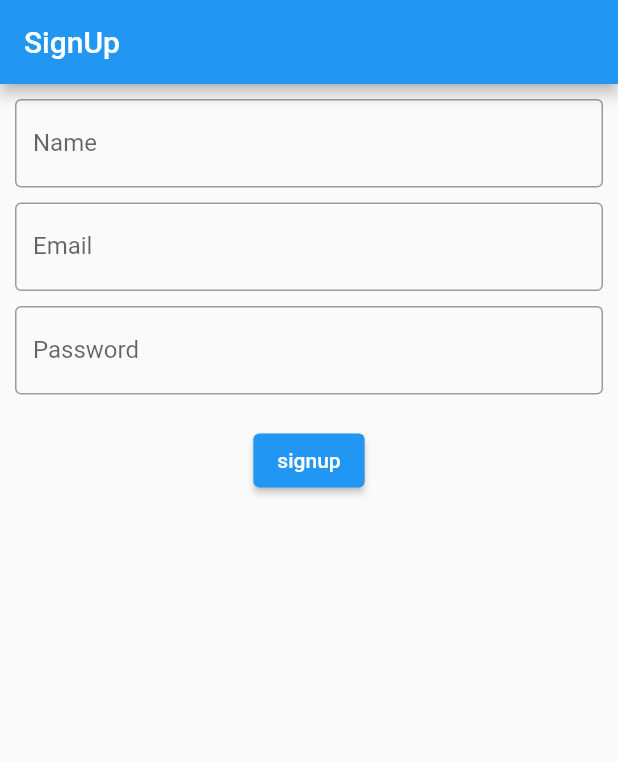
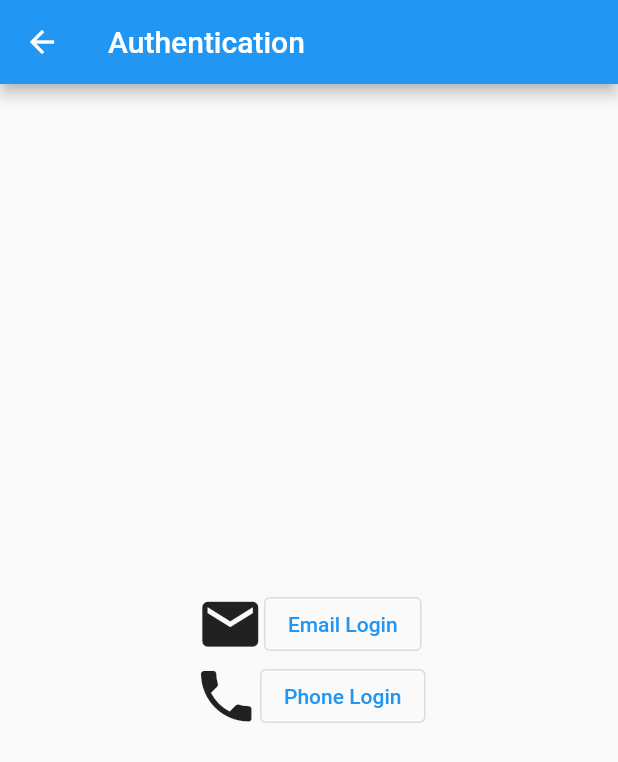
Before and after one commit to GouravTechnolancer/auth1, a Flutter app: the screen it shows after launch, on a phone screen of 412 x 824 dp. Shown: the top 762 px of the screen. Run offline on Flutter 3.47's test engine with Material 2 defaults, Android fonts, the phone set to English and light mode, and no system bars; our stand-ins replace firebase_auth, firebase_core; accounts and stored records are empty.

Commit message:
Email and Phone Auth workflow pending

```diff
--- /dev/null
+++ b/lib/lists/listofauth.dart
@@ -0,0 +1,45 @@
+import 'package:flutter/material.dart';
+
+class ListOfAuth extends StatefulWidget {
+  const ListOfAuth({super.key});
+
+  @override
+  State<ListOfAuth> createState() => _ListOfAuthState();
+}
+
+class _ListOfAuthState extends State<ListOfAuth> {
+  @override
+  Widget build(BuildContext context) {
+    return Scaffold(
+      appBar: AppBar(title: Text('Authentication'),),
+      body: Column(
+        mainAxisAlignment: MainAxisAlignment.center,
+        children: [
+          Row(
+            mainAxisAlignment: MainAxisAlignment.center,
+            children: [
+              Icon(Icons.mail,size: 45),
+              OutlinedButton(
+                  onPressed: (){
+                    Navigator.pushNamed(context, "signin");
+                  },
+                  child: Text('Email Login'))
+            ],
+          ),
+          Row(
+            mainAxisAlignment: MainAxisAlignment.center,
+            children: [
+              Icon(Icons.phone,size: 45),
+              OutlinedButton(
+                  onPressed: (){
+                    print("not linked yet");
+                  },
+                  child: Text('Phone Login'))
+            ],
+          ),
+
+        ],
+      ),
+    );
+  }
+}
--- a/lib/pages/signup_page.dart
+++ b/lib/pages/signup_page.dart
@@ -1,3 +1,4 @@
+import 'package:firebase_auth/firebase_auth.dart';
 import 'package:flutter/material.dart';
 
 class SignupPage extends StatefulWidget {
@@ -96,7 +97,11 @@ class _SignupPageState extends State<SignupPage> {
                     onPressed: (){
                       if(_formKey.currentState!.validate())
                         {
+                            FirebaseAuth.instance.createUserWithEmailAndPassword(
+                                email: email,
+                                password: password).then((value) => {
 
+                            });
                         }
                     },
                     child: Text('signup')
--- a/pubspec.yaml
+++ b/pubspec.yaml
@@ -30,6 +30,8 @@ environment:
 dependencies:
   flutter:
     sdk: flutter
+  firebase_auth: ^4.9.0
+  firebase_core: ^2.15.1
 
 
   # The following adds the Cupertino Icons font to your application.
```
Also changed, not shown: lib/main.dart (+35 -7 lines), lib/pages/signin.dart (added, +49 -0 lines), lib/pages/signup.dart (deleted), pubspec.lock, 1 other file.
